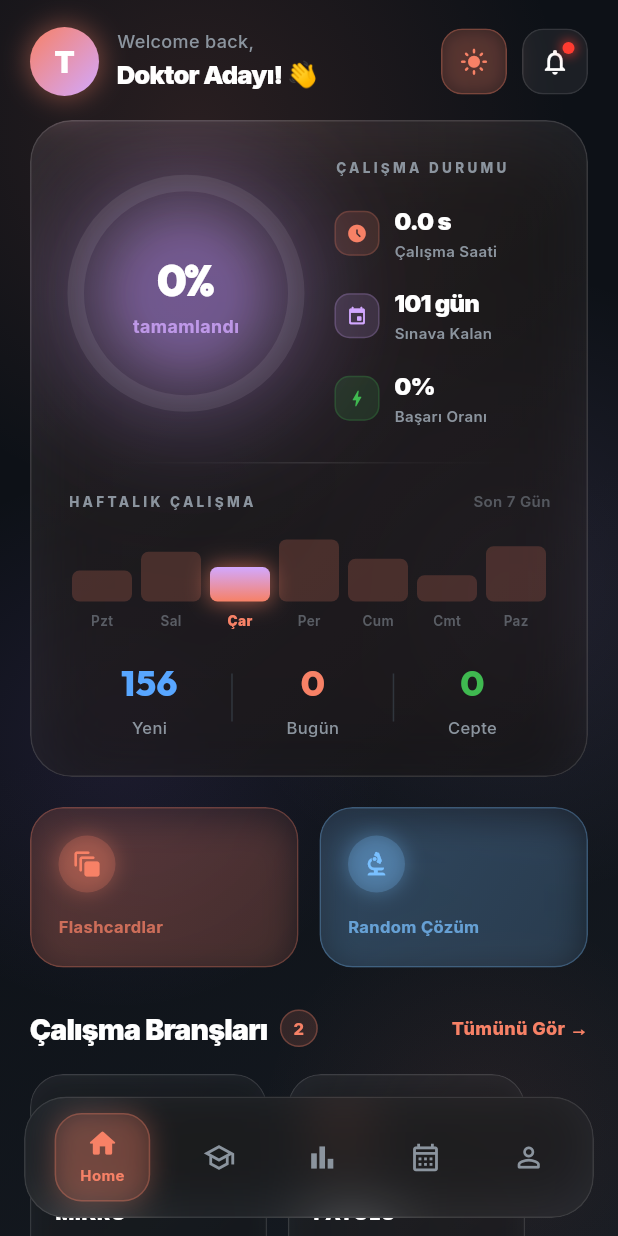
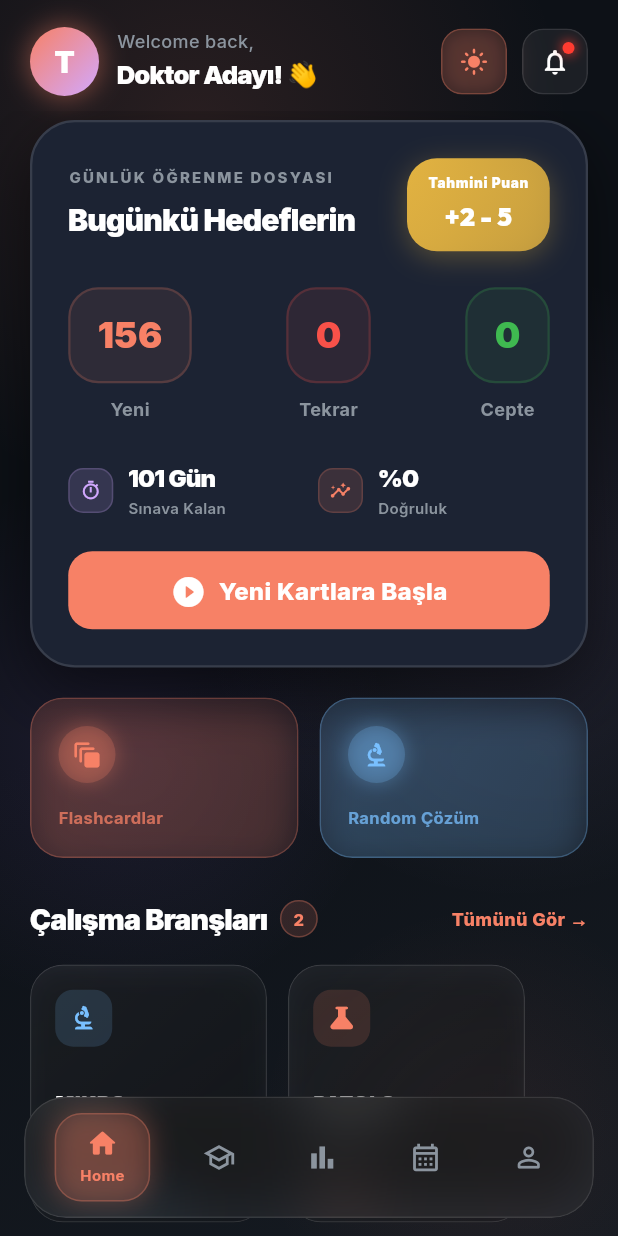
Before and after one commit to Stromeagles/Tusss, a Flutter app: the HomeScreen screen opened directly, on a phone screen of 412 x 824 dp. Run offline on Flutter 3.47's test engine with Material 3 defaults, Android fonts, the phone set to English and light mode, and no system bars; drawn by our look-alikes of flutter_animate; our stand-ins replace flutter_card_swiper, google_fonts, shared_preferences; accounts and stored records are empty.

Commit message:
feat: Tekrar sayacı tıklanabilir + cevap layout düzeltmesi
- Home: Tekrar ve Cepte sayaçları tıklanabilir → doğrudan ilgili mod açılır
- Home: _buildAnkiCounter onTap parametresi + tıklanabilir görseli
- Flashcard: _buildBack layout soru ile aynı yapıya getirildi (Spacer ortalar)
- Flashcard: Cevap font boyutu soru ile aynı (17px w600), alt ipucu metni eklendi
- Temizlik: kullanılmayan _WeeklyBarChart, _AnkiStat, _overallProgress, _totalCases kaldırıldı

Co-Authored-By: Claude Sonnet 4.6 <noreply@anthropic.com>

```diff
--- a/lib/screens/flashcard_screen.dart
+++ b/lib/screens/flashcard_screen.dart
@@ -617,14 +617,13 @@ class _FlashCardState extends State<_FlashCard> with TickerProviderStateMixin {
       child: Column(
         crossAxisAlignment: CrossAxisAlignment.start,
         children: [
+          // Üst etiket — soru yüzüyle aynı yükseklikte
           Container(
-            padding:
-                const EdgeInsets.symmetric(horizontal: 12, vertical: 5),
+            padding: const EdgeInsets.symmetric(horizontal: 12, vertical: 5),
             decoration: BoxDecoration(
               color: AppTheme.success.withValues(alpha: 0.12),
               borderRadius: BorderRadius.circular(20),
-              border: Border.all(
-                  color: AppTheme.success.withValues(alpha: 0.40)),
+              border: Border.all(color: AppTheme.success.withValues(alpha: 0.40)),
             ),
             child: const Text('CEVAP',
                 style: TextStyle(
@@ -633,14 +632,18 @@ class _FlashCardState extends State<_FlashCard> with TickerProviderStateMixin {
                     fontWeight: FontWeight.w700,
                     letterSpacing: 2)),
           ),
-          const SizedBox(height: 20),
+          const Spacer(),
           Text(widget.card.answer,
               style: const TextStyle(
                   color: AppTheme.textPrimary,
-                  fontSize: 24,
-                  fontWeight: FontWeight.w700,
-                  height: 1.5)),
+                  fontSize: 17,
+                  fontWeight: FontWeight.w600,
+                  height: 1.55)),
           const Spacer(),
+          const Center(
+            child: Text('Swipe yukarı: Bildim  ·  Aşağı: Bilmedim',
+                style: TextStyle(color: AppTheme.textMuted, fontSize: 11)),
+          ),
         ],
       ),
     );
@@ -703,11 +706,11 @@ class _HintChip extends StatelessWidget {
     return Column(
       mainAxisSize: MainAxisSize.min,
       children: [
-        Icon(icon, color: color, size: 14),
+        Icon(icon, color: color.withValues(alpha: 0.45), size: 14), // Made more faint
         const SizedBox(height: 2),
         Text(label,
             style: TextStyle(
-                color: color,
+                color: color.withValues(alpha: 0.45), // Made more faint
                 fontSize: 9,
                 fontWeight: FontWeight.w600,
                 letterSpacing: 0.3)),
--- a/lib/screens/home_screen.dart
+++ b/lib/screens/home_screen.dart
@@ -76,26 +76,8 @@ class _HomeScreenState extends State<HomeScreen> {
 
   // ── Computed ──────────────────────────────────────────────────────────────
   int    get _totalFlashcards => _topics.fold(0, (s, t) => s + t.totalFlashcards);
-  int    get _totalCases      => _topics.fold(0, (s, t) => s + t.totalCases);
-
-  double get _overallProgress {
-    final total   = _totalFlashcards + _totalCases;
-    final studied = _progress.totalFlashcardsStudied + _progress.totalCasesAttempted;
-    return total > 0 ? (studied / total).clamp(0.0, 1.0) : 0.0;
-  }
-
-  double get _hoursStudied =>
-      (_progress.totalFlashcardsStudied + _progress.totalCasesAttempted) * 2.5 / 60;
 
   int get _daysToExam => _progress.daysToExam;
-
-  /// İlerlemeye göre dinamik renk paleti
-  List<Color> get _progressColors {
-    final p = _overallProgress;
-    if (p >= 0.80) return const [AppTheme.neonGold, AppTheme.cyan];      // Altın başarı
-    if (p >= 0.30) return const [AppTheme.cyan, AppTheme.neonPink];       // Normal ilerleme
-    return const [AppTheme.neonPink, AppTheme.neonPurple];                // Düşük — uyarı
-  }
 
   // ── Build ──────────────────────────────────────────────────────────────────
   @override
@@ -310,121 +292,172 @@ class _HomeScreenState extends State<HomeScreen> {
 
   // ── Hero Card ──────────────────────────────────────────────────────────────
   Widget _buildHeroCard(bool isDark) {
-    final cardBg     = AppTheme.glassBg(isDark, darkAlpha: 0.08, lightAlpha: 0.82);
-    final cardBorder = AppTheme.glassBorder(isDark);
-    final shadow     = AppTheme.shadowColor(isDark);
+    final textColor = isDark ? Colors.white : AppTheme.lightTextPrimary;
+    final cardBg    = isDark ? AppTheme.surfaceVariant : Colors.white;
+    final cardBorder = isDark ? Colors.white.withValues(alpha: 0.12) : AppTheme.lightDivider;
+
+    final newCount = _srsSummary.newCount;
+    final dueCount = _srsSummary.dueCount;
+    final pocketCount = _srsSummary.pocketCount;
+
     return Padding(
       padding: const EdgeInsets.symmetric(horizontal: 20),
-      child: ClipRRect(
-        borderRadius: BorderRadius.circular(28),
-        child: BackdropFilter(
-          filter: ImageFilter.blur(sigmaX: 15, sigmaY: 15),
       child: Container(
         padding: const EdgeInsets.all(24),
         decoration: BoxDecoration(
-              gradient: LinearGradient(
-                colors: [cardBg, cardBg.withValues(alpha: cardBg.a * 0.4)],
-                begin: Alignment.topLeft,
-                end:   Alignment.bottomRight,
-              ),
-              borderRadius: BorderRadius.circular(28),
-              border: Border.all(color: cardBorder, width: 1.0),
+          color: cardBg,
+          borderRadius: BorderRadius.circular(30),
+          border: Border.all(color: cardBorder, width: 1.5),
           boxShadow: [
-                BoxShadow(color: AppTheme.cyan.withValues(alpha: isDark ? 0.07 : 0.10), blurRadius: 50, spreadRadius: -5),
-                BoxShadow(color: shadow, blurRadius: 35, offset: const Offset(0, 18)),
+            BoxShadow(color: AppTheme.shadowColor(isDark), blurRadius: 40, offset: const Offset(0, 15)),
           ],
         ),
         child: Column(
           children: [
-                // ── Top: giant glow progress + stats ────────────────────────
             Row(
-                  crossAxisAlignment: CrossAxisAlignment.center,
+              mainAxisAlignment: MainAxisAlignment.spaceBetween,
               children: [
-                    // DEV NEON PROGRESS — %30-40 büyütülmüş + çok katmanlı glow
-                    _GradientCircularProgress(
-                      value:       _overallProgress,
-                      size:        158,           // önceki: 122
-                      colors:      _progressColors,
-                      strokeWidth: 11,
-                      isDark:      isDark,
-                    ),
-                    const SizedBox(width: 20),
-                    // Stats
                 Expanded(
                   child: Column(
                     crossAxisAlignment: CrossAxisAlignment.start,
                     children: [
-                          Text('ÇALIŞMA DURUMU',
-                            style: GoogleFonts.inter(
-                              color: isDark ? AppTheme.textSecondary : AppTheme.lightTextSecondary,
-                              fontSize: 9, fontWeight: FontWeight.w800, letterSpacing: 2.2,
+                      Text('GÜNLÜK ÖĞRENME DOSYASI',
+                        style: GoogleFonts.inter(color: AppTheme.textSecondary, fontSize: 10, fontWeight: FontWeight.w800, letterSpacing: 1.5)),
+                      const SizedBox(height: 4),
+                      Text('Bugünkü Hedeflerin',
+                        style: GoogleFonts.inter(color: textColor, fontSize: 20, fontWeight: FontWeight.w900, letterSpacing: -0.5)),
+                    ],
                   ),
                 ),
-                          const SizedBox(height: 16),
-                          _StatItem(icon: Icons.access_time_filled_rounded,
-                            label: 'Çalışma Saati',
-                            value: '${_hoursStudied.toStringAsFixed(1)} s',
-                            color: AppTheme.cyan, isDark: isDark),
-                          const SizedBox(height: 14),
-                          _StatItem(icon: Icons.event_rounded,
+                _buildScorePrediction(isDark),
+              ],
+            ),
+            const SizedBox(height: 24),
+            Row(
+              mainAxisAlignment: MainAxisAlignment.spaceBetween,
+              children: [
+                _buildAnkiCounter('Yeni', newCount, AppTheme.cyan, isDark, null),
+                _buildAnkiCounter('Tekrar', dueCount, AppTheme.error, isDark,
+                  dueCount > 0 ? () => Navigator.push(context, MaterialPageRoute(
+                      builder: (_) => const FlashcardScreen(initialMode: FlashcardMode.dueOnly))) : null),
+                _buildAnkiCounter('Cepte', pocketCount, AppTheme.success, isDark,
+                  pocketCount > 0 ? () => Navigator.push(context, MaterialPageRoute(
+                      builder: (_) => const FlashcardScreen(initialMode: FlashcardMode.pocketOnly))) : null),
+              ],
+            ),
+            const SizedBox(height: 24),
+            Row(
+              children: [
+                Expanded(
+                  child: _StatItem(
+                    icon: Icons.timer_outlined,
                     label: 'Sınava Kalan',
-                            value: '$_daysToExam gün',
-                            color: AppTheme.neonPink, isDark: isDark),
-                          const SizedBox(height: 14),
-                          _StatItem(icon: Icons.bolt_rounded,
-                            label: 'Başarı Oranı',
-                            value: '${(_progress.accuracy * 100).toInt()}%',
-                            color: const Color(0xFF3FB950), isDark: isDark),
-                        ],
+                    value: '$_daysToExam Gün',
+                    color: AppTheme.neonPink,
+                    isDark: isDark,
+                  ),
+                ),
+                const SizedBox(width: 12),
+                Expanded(
+                  child: _StatItem(
+                    icon: Icons.insights_rounded,
+                    label: 'Doğruluk',
+                    value: '%${_progress.accuracy.toInt()}',
+                    color: AppTheme.cyan,
+                    isDark: isDark,
                   ),
                 ),
               ],
             ),
-
-                const SizedBox(height: 22),
-                Container(
-                  height: 1,
-                  decoration: BoxDecoration(
-                    gradient: LinearGradient(colors: [
-                      Colors.transparent,
-                      (isDark ? Colors.white : Colors.black).withValues(alpha: 0.10),
-                      Colors.transparent,
-                    ]),
+            if (dueCount > 0 || newCount > 0) ...[
+              const SizedBox(height: 20),
+              SizedBox(
+                width: double.infinity,
+                height: 52,
+                child: ElevatedButton.icon(
+                  onPressed: _navigateToFlashcards,
+                  icon: const Icon(Icons.play_circle_fill_rounded, size: 24),
+                  label: Text(dueCount > 0 ? '$dueCount Kartı Tekrar Et' : 'Yeni Kartlara Başla',
+                    style: const TextStyle(fontWeight: FontWeight.w800, fontSize: 16)),
+                  style: ElevatedButton.styleFrom(
+                    backgroundColor: dueCount > 0 ? AppTheme.error : AppTheme.cyan,
+                    foregroundColor: Colors.white,
+                    shape: RoundedRectangleBorder(borderRadius: BorderRadius.circular(16)),
+                    elevation: 4,
                   ),
                 ),
-                const SizedBox(height: 18),
-
-                // ── Weekly bar chart ─────────────────────────────────────────
-                _WeeklyBarChart(accent: AppTheme.cyan, isDark: isDark),
-
-                // Anki-style sayaçlar
-                const SizedBox(height: 16),
-                Row(
-                  mainAxisAlignment: MainAxisAlignment.spaceEvenly,
-                  children: [
-                    _AnkiStat(label: 'Yeni', count: _srsSummary.newCount, color: const Color(0xFF58A6FF)),
-                    Container(width: 1, height: 32, color: AppTheme.border),
-                    _AnkiStat(label: 'Bugün', count: _srsSummary.dueCount, color: AppTheme.cyan),
-                    Container(width: 1, height: 32, color: AppTheme.border),
-                    GestureDetector(
-                      onTap: _srsSummary.pocketCount > 0
-                          ? () => Navigator.push(context, MaterialPageRoute(
-                              builder: (_) => const FlashcardScreen(
-                                  initialMode: FlashcardMode.pocketOnly)))
-                          : null,
-                      child: _AnkiStat(label: 'Cepte', count: _srsSummary.pocketCount, color: AppTheme.success),
               ),
             ],
-                ),
           ],
         ),
       ),
+    ).animate().fadeIn(duration: 800.ms).scale(begin: const Offset(0.95, 0.95));
+  }
+
+  Widget _buildAnkiCounter(String label, int count, Color color, bool isDark, VoidCallback? onTap) {
+    return GestureDetector(
+      onTap: onTap,
+      child: Column(
+        children: [
+          Container(
+            padding: const EdgeInsets.symmetric(horizontal: 18, vertical: 12),
+            decoration: BoxDecoration(
+              color: color.withValues(alpha: onTap != null ? 0.15 : 0.08),
+              borderRadius: BorderRadius.circular(20),
+              border: Border.all(
+                color: color.withValues(alpha: onTap != null ? 0.40 : 0.20),
+                width: 1.5,
               ),
             ),
-    )
-        .animate()
-        .fadeIn(duration: 800.ms, delay: 100.ms)
-        .scale(begin: const Offset(0.97, 0.97), end: const Offset(1, 1));
+            child: Text('$count',
+              style: GoogleFonts.inter(color: color, fontSize: 24, fontWeight: FontWeight.w900)),
+          ),
+          const SizedBox(height: 8),
+          Row(mainAxisSize: MainAxisSize.min, children: [
+            Text(label, style: TextStyle(
+              color: isDark ? AppTheme.textSecondary : AppTheme.lightTextSecondary,
+              fontSize: 12, fontWeight: FontWeight.w700)),
+            if (onTap != null) ...[
+              const SizedBox(width: 3),
+              Icon(Icons.arrow_forward_ios_rounded, size: 9,
+                color: isDark ? AppTheme.textSecondary : AppTheme.lightTextSecondary),
+            ],
+          ]),
+        ],
+      ),
+    );
+  }
+
+  Widget _buildScorePrediction(bool isDark) {
+    // Tahmini Puan Artışı: (Günlük Saat * Kalan Gün) / 50
+    final avgHours = _progress.todayGoalHours;
+    final totalPotentialHours = avgHours * _daysToExam;
+    final estimatedPoints = (totalPotentialHours / 60).clamp(1.0, 15.0);
+    final rangeMin = (estimatedPoints * 0.8).floor();
+    final rangeMax = (estimatedPoints * 1.2).ceil();
+
+    return Container(
+      padding: const EdgeInsets.symmetric(horizontal: 14, vertical: 10),
+      decoration: BoxDecoration(
+        gradient: LinearGradient(
+          colors: [AppTheme.neonGold, AppTheme.neonGold.withValues(alpha: 0.8)],
+          begin: Alignment.topLeft,
+          end: Alignment.bottomRight,
+        ),
+        borderRadius: BorderRadius.circular(20),
+        boxShadow: [
+          BoxShadow(color: AppTheme.neonGold.withValues(alpha: 0.3), blurRadius: 15, offset: const Offset(0, 4)),
+        ],
+      ),
+      child: Column(
+        children: [
+          const Text('Tahmini Puan', style: TextStyle(color: Colors.white, fontSize: 9, fontWeight: FontWeight.w900, letterSpacing: 0.5)),
+          const SizedBox(height: 2),
+          Text('+$rangeMin - $rangeMax',
+            style: GoogleFonts.outfit(color: Colors.white, fontSize: 17, fontWeight: FontWeight.w900)),
+        ],
+      ),
+    );
   }
 
   // ── Quick Actions ──────────────────────────────────────────────────────────
@@ -522,7 +555,8 @@ class _HomeScreenState extends State<HomeScreen> {
   // ── Daily Goal ─────────────────────────────────────────────────────────────
   Widget _buildDailyGoal(bool isDark) {
     final dailyGoal = _progress.todayGoalHours;
-    final studied   = _hoursStudied;
+    // Bugün çalışılan öğe sayısını (kart/vaka) saate çeviriyoruz (yaklaşık 4 dk/öğe)
+    final studied   = (_progress.todayStudied * 4) / 60;
     final goalProg  = (studied / dailyGoal).clamp(0.0, 1.0);
     final cardBg    = AppTheme.glassBg(isDark, darkAlpha: 0.07, lightAlpha: 0.80);
     final cardBorder= AppTheme.glassBorder(isDark);
@@ -571,7 +605,7 @@ class _HomeScreenState extends State<HomeScreen> {
                           final saved = await Navigator.push<bool>(
                             context,
                             MaterialPageRoute(builder: (_) =>
-                                GoalSettingsScreen(progress: _progress)),
+                                const GoalSettingsScreen()),
                           );
                           if (saved == true) _loadData();
                         },
@@ -962,85 +996,6 @@ class _ArcPainter extends CustomPainter {
   bool shouldRepaint(_ArcPainter old) => old.progress != progress;
 }
 
-// ── Weekly Bar Chart ───────────────────────────────────────────────────────
-class _WeeklyBarChart extends StatelessWidget {
-  final Color accent;
-  final bool  isDark;
-
-  const _WeeklyBarChart({required this.accent, required this.isDark});
-
-  static const _days = ['Pzt', 'Sal', 'Çar', 'Per', 'Cum', 'Cmt', 'Paz'];
-  static const _vals = [0.45,  0.72,  0.50,  0.90,  0.62,  0.38,  0.80];
-  static const _maxH = 46.0;
-
-  @override
-  Widget build(BuildContext context) {
-    final today   = DateTime.now().weekday - 1;
-    final subColor = isDark ? AppTheme.textSecondary : AppTheme.lightTextSecondary;
-
-    return Column(
-      crossAxisAlignment: CrossAxisAlignment.start,
-      children: [
-        Row(
-          mainAxisAlignment: MainAxisAlignment.spaceBetween,
-          children: [
-            Text('HAFTALIK ÇALIŞMA',
-              style: GoogleFonts.inter(color: subColor, fontSize: 9,
-                  fontWeight: FontWeight.w800, letterSpacing: 2.2)),
-            Text('Son 7 Gün',
-              style: GoogleFonts.inter(color: subColor.withValues(alpha: 0.5), fontSize: 10, fontWeight: FontWeight.w600)),
-          ],
-        ),
-        const SizedBox(height: 12),
-        Row(
-          crossAxisAlignment: CrossAxisAlignment.end,
-          children: List.generate(7, (i) {
-            final isToday = i == today;
-            final barH    = _maxH * _vals[i];
-
-            return Expanded(
-              child: Padding(
-                padding: const EdgeInsets.symmetric(horizontal: 3),
-                child: Column(children: [
-                  SizedBox(
-                    height: _maxH,
-                    child: Align(
-                      alignment: Alignment.bottomCenter,
-                      child: AnimatedContainer(
-                        duration: Duration(milliseconds: 500 + i * 60),
-                        curve: Curves.easeOutCubic,
-                        width: double.infinity, height: barH,
-                        decoration: BoxDecoration(
-                          borderRadius: BorderRadius.circular(5),
-                          gradient: isToday
-                              ? LinearGradient(colors: [accent, AppTheme.neonPink],
-                                  begin: Alignment.bottomCenter, end: Alignment.topCenter)
-                              : null,
-                          color: isToday ? null : accent.withValues(alpha: isDark ? 0.20 : 0.25),
-                          boxShadow: isToday
-                              ? [BoxShadow(color: accent.withValues(alpha: 0.60), blurRadius: 12, spreadRadius: 1)]
-                              : null,
-                        ),
-                      ),
-                    ),
-                  ),
-                  const SizedBox(height: 6),
-                  Text(_days[i],
-                    style: GoogleFonts.inter(
-                      color: isToday ? accent : subColor.withValues(alpha: 0.55),
-                      fontSize: 9,
-                      fontWeight: isToday ? FontWeight.w900 : FontWeight.w600,
-                    )),
-                ]),
-              ),
-            );
-          }),
-        ),
-      ],
-    );
-  }
-}
-
 // ── Stat Item ──────────────────────────────────────────────────────────────
 class _StatItem extends StatelessWidget {
   final IconData icon;
@@ -1301,29 +1256,6 @@ class _AmbientBlob extends StatelessWidget {
   }
 }
 
-// ── Anki Stat ──────────────────────────────────────────────────────────────
-class _AnkiStat extends StatelessWidget {
-  const _AnkiStat({required this.label, required this.count, required this.color});
-  final String label;
-  final int count;
-  final Color color;
-
-  @override
-  Widget build(BuildContext context) {
-    return Column(
-      children: [
-        Text('$count',
-          style: GoogleFonts.outfit(
-            fontSize: 24, fontWeight: FontWeight.w800, color: color)),
-        const SizedBox(height: 2),
-        Text(label,
-          style: GoogleFonts.inter(
-            fontSize: 11, color: AppTheme.textSecondary, fontWeight: FontWeight.w500)),
-      ],
-    );
-  }
-}
-
 // ── Glow Icon Box (shared) ─────────────────────────────────────────────────
 class GlowIconBox extends StatelessWidget {
   final IconData icon;
```
Lines whose indentation alone changed are shown as unchanged.
